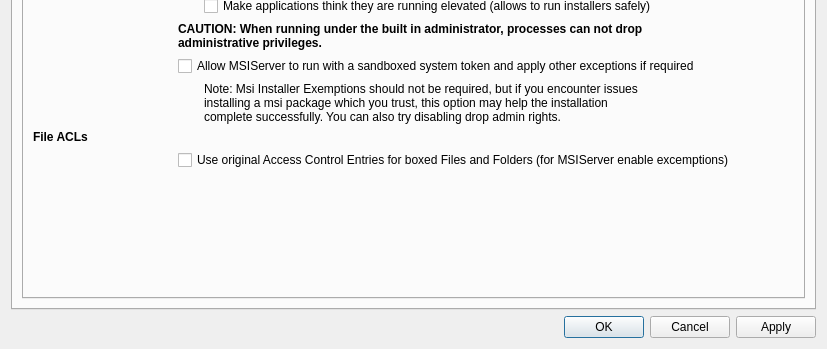
Qt form SandboxiePlus/SandMan/Forms/OptionsWindow.ui (sandboxie-plus/Sandboxie) before a commit; both pictures show x 0 to 827 and y 277 to 626 of the 827 by 626 pixel window.
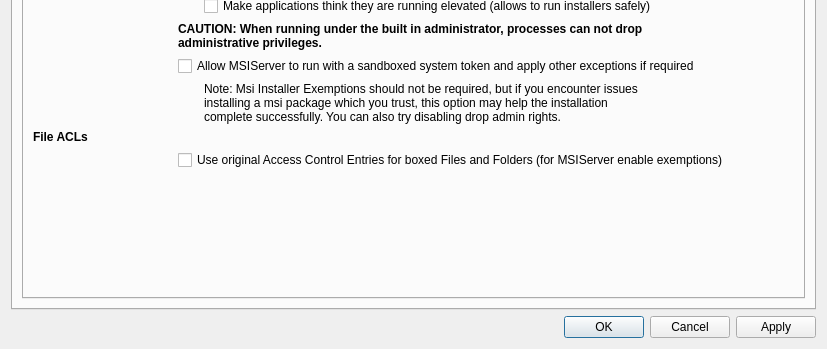
The same form after that commit. The open tabs and pages were chosen to show the change.

Diff of the .ui file:
```diff
--- a/SandboxiePlus/SandMan/Forms/OptionsWindow.ui
+++ b/SandboxiePlus/SandMan/Forms/OptionsWindow.ui
@@ -1328,7 +1328,7 @@
                <item row="12" column="1" colspan="5">
                 <widget class="QCheckBox" name="chkACLs">
                  <property name="text">
-                  <string>Use original Access Control Entries for boxed Files and Folders (for MSIServer enable excemptions)</string>
+                  <string>Use original Access Control Entries for boxed Files and Folders (for MSIServer enable exemptions)</string>
                  </property>
                 </widget>
                </item>
```
